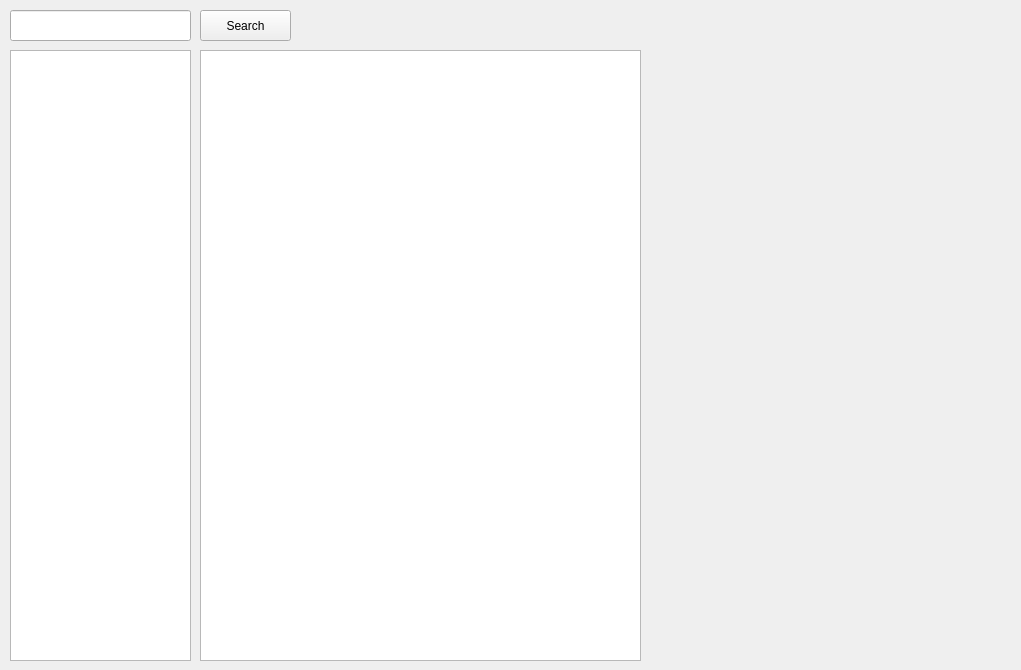
First picture: the form in main.ui, repository AlderAutomation/YAPA, before the edit.
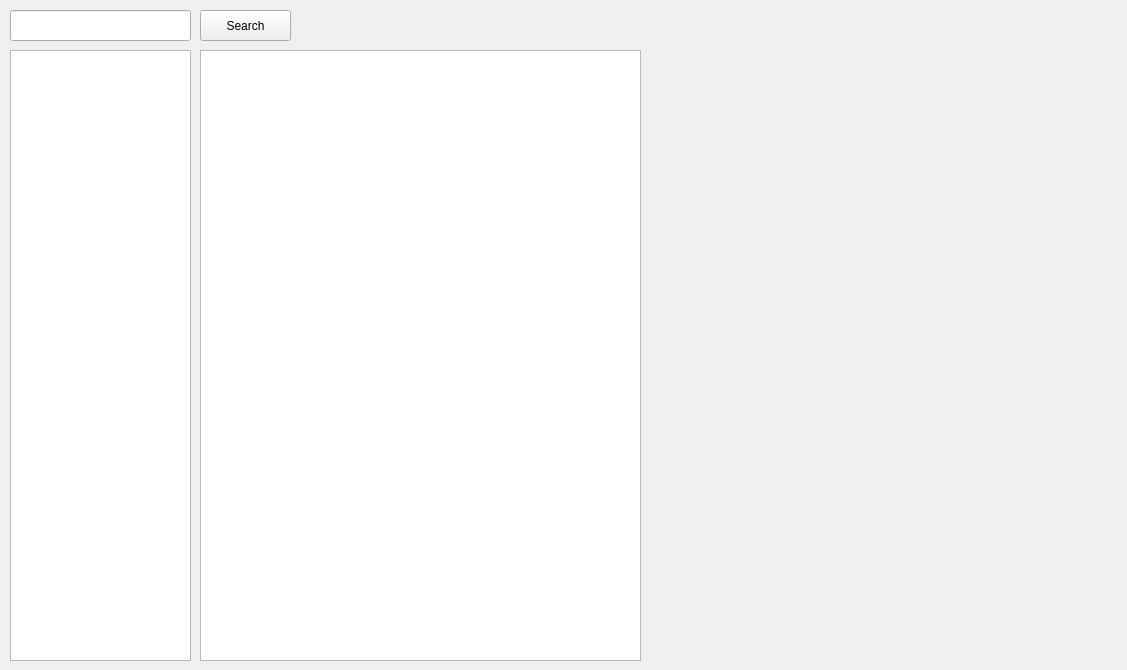
Second picture: the form after the edit.

Commit message: Add description to search results

Diff of the .ui file:
```diff
--- a/main.ui
+++ b/main.ui
@@ -6,7 +6,7 @@
    <rect>
     <x>0</x>
     <y>0</y>
-    <width>1021</width>
+    <width>1127</width>
     <height>670</height>
    </rect>
   </property>
```
The commit also changes 2 other files.
